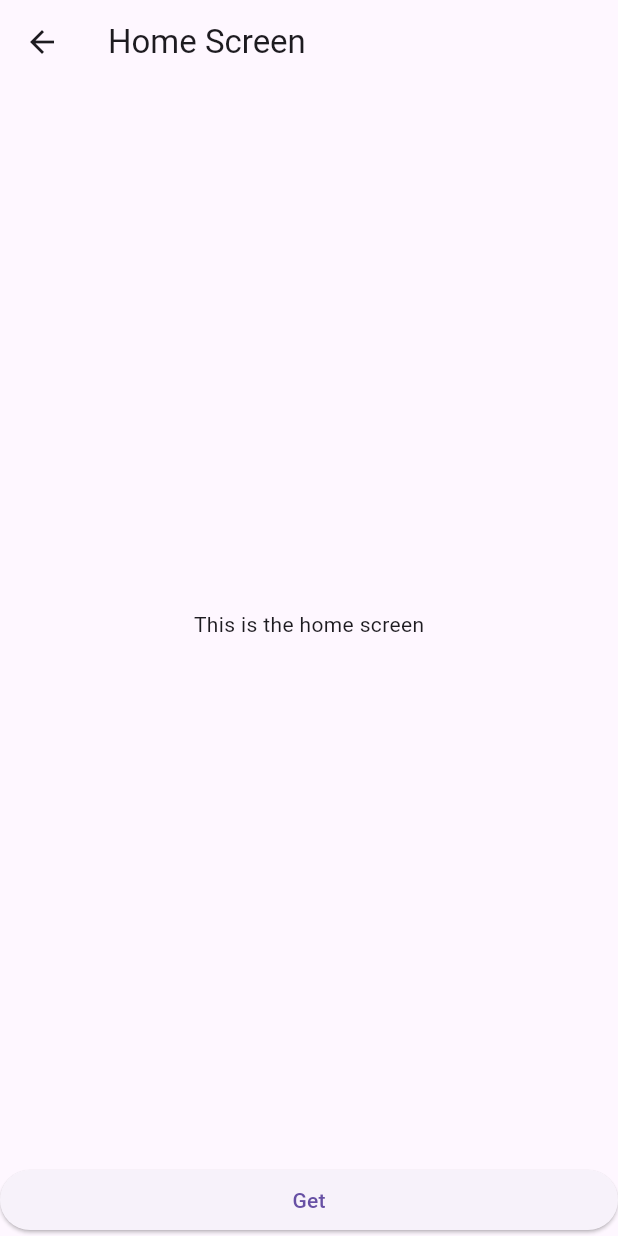
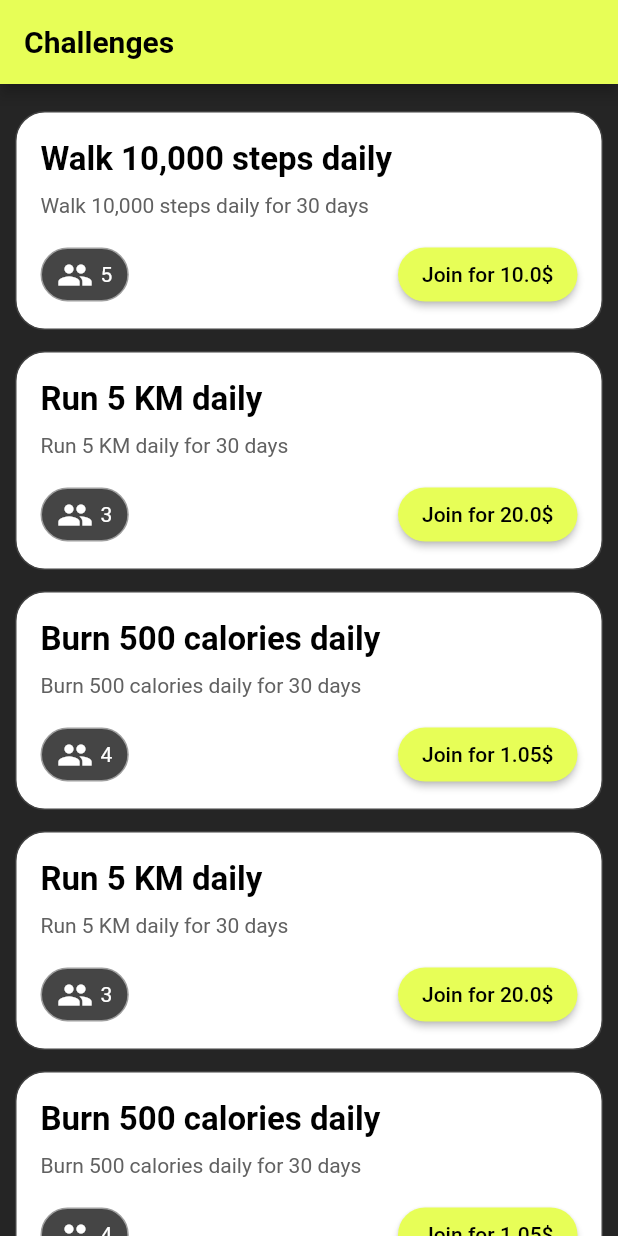
Before and after one commit to Harshit-RV/wellfi, a Flutter app: the screen it shows after launch, after a tap on "go to home", on a phone screen of 412 x 824 dp. Run offline on Flutter 3.47's test engine with Material 3 defaults, Android fonts, the phone set to English and light mode, and no system bars; our stand-ins replace fluttertoast, google_fonts, percent_indicator; missing offline and left inert: flutter_health_connect.

Commit message:
Screen for Challenges, UI only

```diff
--- a/lib/constants.dart
+++ b/lib/constants.dart
@@ -1,3 +1,5 @@
 import 'package:flutter/material.dart';
 
-const kPrimaryColor = Color(0xFFFF4000);
+const kPrimaryColor = Color(0xFFe7fe57);
+const kBackgroundColor = Color(0xFF252525);
+// const kPrimaryColor = Color(0xFFFF4000);
--- /dev/null
+++ b/lib/layout.dart
@@ -0,0 +1,90 @@
+import 'package:flutter/material.dart';
+import 'package:fluttertoast/fluttertoast.dart';
+import 'package:wellfi2/constants.dart';
+import 'package:wellfi2/pages/Challenges.dart';
+import 'package:wellfi2/pages/HomeScreen.dart';
+
+class Layout extends StatefulWidget {
+  const Layout({super.key});
+
+  @override
+  State<Layout> createState() => _LayoutState();
+}
+
+class _LayoutState extends State<Layout> {
+  int currentPageIndex = 0;
+
+  @override
+  Widget build(BuildContext context) {
+    return Scaffold(
+      // bottomNavigationBar: NavigationBar(
+      //   // backgroundColor: Color(0xFF3B3B3B),
+      //   // indicatorColor: kPrimaryColor,
+      //   height: 70,
+      //   destinations: const [
+      //     NavigationDestination(
+      //       icon: Icon(Icons.home, color: Colors.white),
+      //       label: 'Home',
+      //     ),
+      //     NavigationDestination(
+      //       icon: Icon(Icons.fire_truck, color: Colors.white),
+      //       label: 'My Matches',
+      //     ),
+      //     NavigationDestination(
+      //       icon: Icon(Icons.wallet, color: Colors.white),
+      //       label: 'Variations',
+      //     ),
+      //     NavigationDestination(
+      //       icon: Icon(Icons.person, color: Colors.white),
+      //       label: 'Leaders',
+      //     ),
+      //     NavigationDestination(
+      //       icon: Icon(Icons.person, color: Colors.white),
+      //       label: 'Rewards',
+      //     ),
+      //   ],
+      //   selectedIndex: currentPageIndex,
+      //   onDestinationSelected: (int index) {
+      //     if (mounted) {
+      //       setState(() {
+      //         currentPageIndex = index;
+      //       });
+      //     }
+      //   },
+      // ),
+      body: [
+        HomeScreen(),
+        Challenges(),
+        Challenges(),
+        Challenges(),
+        Challenges(),
+      ][currentPageIndex],
+    );
+  }
+}
+
+//  bottomNavigationBar: Stack(
+//         alignment: Alignment.bottomCenter,
+//         children: [
+//           Container(
+//             height: 70,
+//             decoration: const BoxDecoration(
+//               color: Colors.black,
+//               borderRadius: BorderRadius.only(
+//                 topLeft: Radius.circular(25),
+//                 topRight: Radius.circular(25),
+//               ),
+//             ),
+//             child: Row(
+//               mainAxisAlignment: MainAxisAlignment.spaceAround,
+//               children: [
+//                 _buildNavItem(Icons.home, "Home", 0),
+//                 _buildNavItem(Icons.local_fire_department, "Matches", 1),
+//                 // SizedBox(width: 50), // Space for floating button
+//                 _buildNavItem(Icons.emoji_events, "Leaders", 3),
+//                 _buildNavItem(Icons.card_giftcard, "Rewards", 4),
+//               ],
+//             ),
+//           ),
+//         ],
+//       ),
--- a/lib/main.dart
+++ b/lib/main.dart
@@ -3,22 +3,52 @@ import 'package:flutter_health_connect/flutter_health_connect.dart';
 import 'dart:developer';
 
 import 'package:wellfi2/comp.dart';
+import 'package:wellfi2/constants.dart';
+import 'package:wellfi2/layout.dart';
+import 'package:wellfi2/pages/Challenges.dart';
 import 'package:wellfi2/pages/HomeScreen.dart';
 
 void main() {
-  runApp(MaterialApp(
-    home: MyApp(),
-  ));
+  runApp(const MyApp());
 }
 
-class MyApp extends StatefulWidget {
+class MyApp extends StatelessWidget {
   const MyApp({super.key});
 
+  // This widget is the root of your application.
   @override
-  State<MyApp> createState() => _MyAppState();
+  Widget build(BuildContext context) {
+    return MaterialApp(
+      title: 'Flutter Demo',
+      theme: ThemeData(
+        colorScheme: const ColorScheme(
+          surface: kPrimaryColor,
+          secondary: kPrimaryColor,
+          onSurface: Colors.black,
+          primary: kPrimaryColor,
+          background: Colors.black,
+          brightness: Brightness.dark,
+          error: Colors.red,
+          onBackground: Colors.white,
+          onError: Colors.white,
+          onPrimary: Colors.black,
+          onSecondary: Colors.black,
+        ),
+        useMaterial3: false,
+      ),
+      home: const MyHomePage(),
+    );
+  }
 }
 
-class _MyAppState extends State<MyApp> {
+class MyHomePage extends StatefulWidget {
+  const MyHomePage({super.key});
+
+  @override
+  State<MyHomePage> createState() => _MyHomePageState();
+}
+
+class _MyHomePageState extends State<MyHomePage> {
   List<HealthConnectDataType> types = [
     HealthConnectDataType.Steps,
     HealthConnectDataType.TotalCaloriesBurned,
@@ -34,8 +64,7 @@ class _MyAppState extends State<MyApp> {
 
   @override
   Widget build(BuildContext context) {
-    return MaterialApp(
-      home: Scaffold(
+    return Scaffold(
       appBar: AppBar(
         title: const Text('Health Connect'),
       ),
@@ -46,7 +75,7 @@ class _MyAppState extends State<MyApp> {
             onPressed: () async {
               Navigator.push(
                 context,
-                  MaterialPageRoute(builder: (context) => HomeScreen()),
+                MaterialPageRoute(builder: (context) => Challenges()),
               );
             },
             child: const Text('go to home'),
@@ -115,8 +144,10 @@ class _MyAppState extends State<MyApp> {
                     DateTime.now().subtract(const Duration(days: 3));
                 final endTime = DateTime.now();
 
+                // no data: blood pressure, active calories burned, ElevationGained, ExerciseSession, FloorsClimbed, HeartRate
+                // yes data: distance, calories, steps, Height, Weight
                 final results = await HealthConnectFactory.getRecord(
-                    type: HealthConnectDataType.TotalCaloriesBurned,
+                  type: HealthConnectDataType.Power,
                   startTime: startTime,
                   endTime: endTime,
                 );
@@ -184,12 +215,12 @@ class _MyAppState extends State<MyApp> {
             },
             child: const Text('Install Health Connect'),
           ),
-            Container(
-              height: 1000,
-              child: FitnessRecordsWidget(
-                data: data,
-              ),
-            ),
+          // Container(
+          //   height: 1000,
+          //   child: FitnessRecordsWidget(
+          //     data: data,
+          //   ),
+          // ),
           Padding(
             padding: const EdgeInsets.all(16.0),
             child: SelectableText(
@@ -199,7 +230,6 @@ class _MyAppState extends State<MyApp> {
           ),
         ],
       ),
-      ),
     );
   }
 
--- /dev/null
+++ b/lib/pages/Challenges.dart
@@ -0,0 +1,188 @@
+// ignore_for_file: prefer_const_constructors, prefer_const_literals_to_create_immutables
+
+import 'package:flutter/material.dart';
+
+class Challenges extends StatefulWidget {
+  const Challenges({super.key});
+
+  @override
+  State<Challenges> createState() => _ChallengesState();
+}
+
+class _ChallengesState extends State<Challenges> {
+  List challenges = [
+    {
+      'title': 'Walk 10,000 steps daily',
+      'goal': 'Walk 10,000 steps daily for 30 days',
+      'price': 10.0,
+      'participants': 5,
+    },
+    {
+      'title': 'Run 5 KM daily',
+      'goal': 'Run 5 KM daily for 30 days',
+      'price': 20.0,
+      'participants': 3,
+    },
+    {
+      'title': 'Burn 500 calories daily',
+      'goal': 'Burn 500 calories daily for 30 days',
+      'price': 1.05,
+      'participants': 4,
+    },
+    {
+      'title': 'Run 5 KM daily',
+      'goal': 'Run 5 KM daily for 30 days',
+      'price': 20.0,
+      'participants': 3,
+    },
+    {
+      'title': 'Burn 500 calories daily',
+      'goal': 'Burn 500 calories daily for 30 days',
+      'price': 1.05,
+      'participants': 4,
+    },
+    {
+      'title': 'Run 5 KM daily',
+      'goal': 'Run 5 KM daily for 30 days',
+      'price': 20.0,
+      'participants': 3,
+    },
+    {
+      'title': 'Burn 500 calories daily',
+      'goal': 'Burn 500 calories daily for 30 days',
+      'price': 1.05,
+      'participants': 4,
+    },
+  ];
+
+  @override
+  Widget build(BuildContext context) {
+    return Scaffold(
+      backgroundColor: Color(0xFF252525),
+      appBar: AppBar(
+        automaticallyImplyLeading: false,
+        title: const Text("Challenges"),
+        titleTextStyle: TextStyle(
+          color: Colors.black,
+          fontSize: 20,
+          fontWeight: FontWeight.bold,
+        ),
+      ),
+      body: Column(
+        children: [
+          Expanded(
+            child: ListView.separated(
+              padding: const EdgeInsets.only(
+                top: 18,
+                left: 10,
+                right: 10,
+                bottom: 14,
+              ),
+              physics: BouncingScrollPhysics(),
+              itemCount: challenges.length,
+              itemBuilder: (context, index) {
+                return ChallengeWidget(
+                  title: challenges[index]['title'],
+                  goal: challenges[index]['goal'],
+                  price: challenges[index]['price'],
+                  participants: challenges[index]['participants'],
+                );
+              },
+              separatorBuilder: (context, index) => const SizedBox(height: 14),
+            ),
+          ),
+        ],
+      ),
+    );
+  }
+}
+
+class ChallengeWidget extends StatelessWidget {
+  const ChallengeWidget({
+    super.key,
+    required this.title,
+    required this.goal,
+    required this.price,
+    required this.participants,
+  });
+
+  final String title;
+  final String goal;
+  final double price;
+  final int participants;
+
+  @override
+  Widget build(BuildContext context) {
+    return Container(
+      width: double.infinity,
+      decoration: BoxDecoration(
+        borderRadius: BorderRadius.circular(20),
+        color: Colors.white,
+        border: Border.all(color: Colors.grey.shade800),
+      ),
+      padding: EdgeInsets.symmetric(vertical: 12, horizontal: 16),
+      child: Column(
+        crossAxisAlignment: CrossAxisAlignment.start,
+        children: [
+          const SizedBox(height: 6),
+          Text(
+            title,
+            style: TextStyle(
+              fontSize: 22,
+              fontWeight: FontWeight.bold,
+              color: Colors.black,
+            ),
+          ),
+          const SizedBox(height: 10),
+          Text(
+            goal,
+            style: TextStyle(
+              fontSize: 14,
+              color: Colors.grey.shade700,
+            ),
+          ),
+          const SizedBox(height: 14),
+          Row(
+            mainAxisAlignment: MainAxisAlignment.spaceBetween,
+            children: [
+              Container(
+                padding: EdgeInsets.symmetric(
+                  vertical: 5,
+                  horizontal: 10,
+                ),
+                decoration: BoxDecoration(
+                  color: Color(0xFF454545),
+                  borderRadius: BorderRadius.circular(20),
+                  border: Border.all(color: Colors.grey),
+                ),
+                child: Row(
+                  children: [
+                    Icon(Icons.people),
+                    const SizedBox(width: 5),
+                    Text(
+                      participants.toString(),
+                      style: TextStyle(
+                        fontSize: 14,
+                      ),
+                    ),
+                  ],
+                ),
+              ),
+              ElevatedButton(
+                style: ButtonStyle(
+                  shape: MaterialStateProperty.all<RoundedRectangleBorder>(
+                    RoundedRectangleBorder(
+                      borderRadius: BorderRadius.circular(20),
+                    ),
+                  ),
+                ),
+                onPressed: () {},
+                child: Text('Join for $price\$'),
+              ),
+            ],
+          ),
+        ],
+      ),
+    );
+  }
+}
--- a/pubspec.yaml
+++ b/pubspec.yaml
@@ -37,6 +37,9 @@ dependencies:
   cupertino_icons: ^1.0.6
   flutter_health_connect: ^1.2.3
   intl: ^0.20.2
+  google_fonts: ^6.2.0
+  percent_indicator: ^4.2.4
+  fluttertoast: ^8.2.8
 
 dev_dependencies:
   flutter_test:
```
Also changed, not shown: lib/pages/HomeScreen.dart (+117 -11 lines), lib/pages/WalletConnect.dart (added), pubspec.lock, 1 other file. Lines whose indentation alone changed are shown as unchanged.
